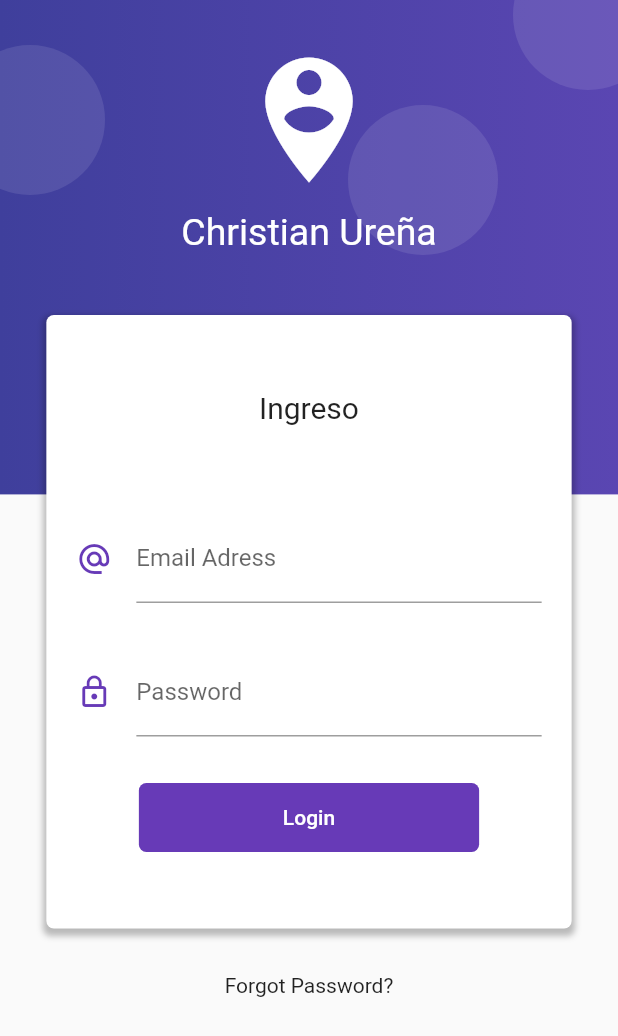
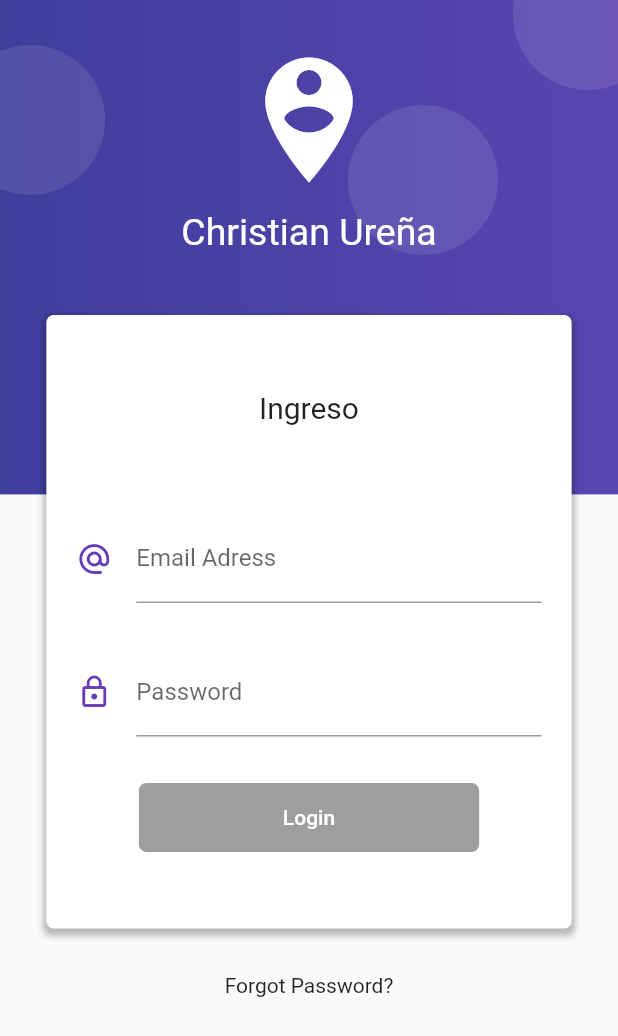
Before and after one commit to chrisureza/Flutter-Product_Market, a Flutter app: the screen it shows after launch, on a phone screen of 412 x 824 dp. Shown: the top 1036 px of the screen. Run offline on Flutter 3.47's test engine with Material 2 defaults, Android fonts, the phone set to English and light mode, and no system bars; our stand-ins replace rxdart.

Commit message:
Login Implemented
Login Implemented with the use of BLOC Pattern, InheritedWidget to manage a global instance for the Streams and BehaviorSubjects that are Streams of RxDart to combine many Streams, this way we can check both (email, password) streams to know when both are valid and we can enable the login button

```diff
--- a/lib/main.dart
+++ b/lib/main.dart
@@ -1,4 +1,5 @@
 import 'package:flutter/material.dart';
+import 'package:form_validation_bloc/src/blocs/provider.dart';
 import 'package:form_validation_bloc/src/pages/home_page.dart';
 import 'package:form_validation_bloc/src/pages/login_page.dart';
 
@@ -7,7 +8,8 @@ void main() => runApp(MyApp());
 class MyApp extends StatelessWidget {
   @override
   Widget build(BuildContext context) {
-    return MaterialApp(
+    return Provider(
+      child: MaterialApp(
         debugShowCheckedModeBanner: false,
         title: 'Material App',
         initialRoute: 'login',
@@ -15,6 +17,8 @@ class MyApp extends StatelessWidget {
           'login': (BuildContext context) => LoginPage(),
           'home': (BuildContext context) => HomePage(),
         },
+        theme: ThemeData(primaryColor: Colors.deepPurple),
+      ),
     );
   }
 }
--- /dev/null
+++ b/lib/src/blocs/login_bloc.dart
@@ -0,0 +1,36 @@
+import 'dart:async';
+import 'package:rxdart/rxdart.dart';
+
+import 'package:form_validation_bloc/src/blocs/validators.dart';
+
+class LoginBloc with Validators {
+  // BehaviorSubject is a Stream for RXDart and is broadcast by default
+  final _emailController = BehaviorSubject<String>();
+  final _passwordController = BehaviorSubject<String>();
+
+  // Get values of the stream
+  Stream<String> get emailStream =>
+      _emailController.stream.transform(emailValidation);
+  Stream<String> get passwordStream =>
+      _passwordController.stream.transform(passwordValidation);
+
+// Get if both Streams are valid
+  Stream<bool> get validFormStream => CombineLatestStream.combine2(
+        emailStream,
+        passwordStream,
+        (emailIsValid, passwordIsValid) => true,
+      );
+
+  // Get last values of the streams
+  String get email => _emailController.value;
+  String get password => _passwordController.value;
+
+  // Insert values to the stream
+  Function(String) get changeEmail => _emailController.sink.add;
+  Function(String) get changePassword => _passwordController.sink.add;
+
+  dispose() {
+    _emailController?.close();
+    _passwordController?.close();
+  }
+}
--- /dev/null
+++ b/lib/src/blocs/provider.dart
@@ -0,0 +1,27 @@
+import 'package:flutter/material.dart';
+import 'package:form_validation_bloc/src/blocs/login_bloc.dart';
+export 'package:form_validation_bloc/src/blocs/login_bloc.dart';
+
+class Provider extends InheritedWidget {
+  static Provider _instance;
+
+  factory Provider({Key key, Widget child}) {
+    if (_instance == null) {
+      _instance = new Provider._internal(key: key, child: child);
+    }
+
+    return _instance;
+  }
+
+  Provider._internal({Key key, Widget child}) : super(key: key, child: child);
+  // Provider({Key key, Widget child}) : super(key: key, child: child);   //*** Direct Constructor, we will not use it, we'll use the Singleton implemented
+
+  final loginBloc = LoginBloc();
+
+  @override
+  bool updateShouldNotify(InheritedWidget oldWidget) => true;
+
+  static LoginBloc of(BuildContext context) {
+    return context.dependOnInheritedWidgetOfExactType<Provider>().loginBloc;
+  }
+}
--- a/lib/src/pages/login_page.dart
+++ b/lib/src/pages/login_page.dart
@@ -1,4 +1,6 @@
 import 'package:flutter/material.dart';
+import 'package:form_validation_bloc/src/blocs/provider.dart';
+import 'package:rxdart/rxdart.dart';
 
 class LoginPage extends StatelessWidget {
   @override
@@ -69,6 +71,7 @@ class LoginPage extends StatelessWidget {
   }
 
   _loginForm(BuildContext context) {
+    final bloc = Provider.of(context);
     final size = MediaQuery.of(context).size;
 
     return SingleChildScrollView(
@@ -98,11 +101,11 @@ class LoginPage extends StatelessWidget {
               children: <Widget>[
                 Text('Ingreso', style: TextStyle(fontSize: 20.0)),
                 SizedBox(height: 60.0),
-                _emailField(),
+                _emailField(bloc),
                 SizedBox(height: 30.0),
-                _passwordField(),
+                _passwordField(bloc),
                 SizedBox(height: 30.0),
-                _loginButton(),
+                _loginButton(bloc),
               ],
             ),
           ),
@@ -114,7 +117,10 @@ class LoginPage extends StatelessWidget {
     );
   }
 
-  _emailField() {
+  _emailField(LoginBloc bloc) {
+    return StreamBuilder(
+      stream: bloc.emailStream,
+      builder: (BuildContext context, AsyncSnapshot snapshot) {
         return Container(
           padding: EdgeInsets.symmetric(horizontal: 20.0),
           child: TextField(
@@ -125,12 +131,21 @@ class LoginPage extends StatelessWidget {
                 color: Colors.deepPurple,
               ),
               hintText: 'example@email.com',
-            labelText: 'Email Adress'),
+              labelText: 'Email Adress',
+              counterText: snapshot.data,
+              errorText: snapshot.error,
             ),
+            onChanged: bloc.changeEmail,
+          ),
+        );
+      },
     );
   }
 
-  _passwordField() {
+  _passwordField(LoginBloc bloc) {
+    return StreamBuilder(
+      stream: bloc.passwordStream,
+      builder: (BuildContext context, AsyncSnapshot snapshot) {
         return Container(
           padding: EdgeInsets.symmetric(horizontal: 20.0),
           child: TextField(
@@ -140,22 +155,39 @@ class LoginPage extends StatelessWidget {
                 Icons.lock_outline,
                 color: Colors.deepPurple,
               ),
-            labelText: 'Password'),
+              labelText: 'Password',
+              counterText: snapshot.data,
+              errorText: snapshot.error,
             ),
+            onChanged: bloc.changePassword,
+          ),
+        );
+      },
     );
   }
 
-  _loginButton() {
+  _loginButton(LoginBloc bloc) {
+    //validFormStream
+    return StreamBuilder(
+      stream: bloc.validFormStream,
+      builder: (BuildContext context, AsyncSnapshot snapshot) {
         return RaisedButton(
           child: Container(
             padding: EdgeInsets.symmetric(horizontal: 80.0, vertical: 15.0),
             child: Text('Login'),
           ),
-      shape: RoundedRectangleBorder(borderRadius: BorderRadius.circular(5.0)),
+          shape:
+              RoundedRectangleBorder(borderRadius: BorderRadius.circular(5.0)),
           elevation: 0.0,
           color: Colors.deepPurple,
           textColor: Colors.white,
-      onPressed: () {},
+          onPressed: snapshot.hasData ? () => _login(context, bloc) : null,
+        );
+      },
     );
   }
+
+  _login(BuildContext context, LoginBloc bloc) {
+    Navigator.pushReplacementNamed(context, 'home');
   }
+}
--- a/pubspec.yaml
+++ b/pubspec.yaml
@@ -23,6 +23,7 @@ dependencies:
   # The following adds the Cupertino Icons font to your application.
   # Use with the CupertinoIcons class for iOS style icons.
   cupertino_icons: ^0.1.2
+  rxdart: ^0.23.1
 
 dev_dependencies:
   flutter_test:
```
Also changed, not shown: lib/src/blocs/validators.dart (added, +27 -0 lines), lib/src/pages/home_page.dart (+14 -4 lines), pubspec.lock. Lines whose indentation alone changed are shown as unchanged.
